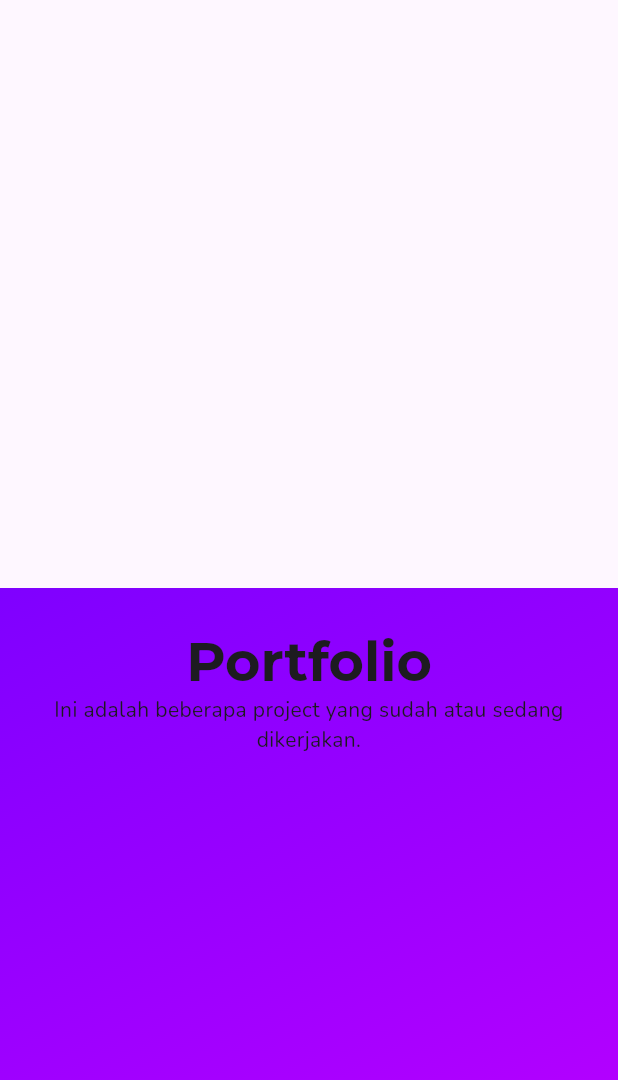
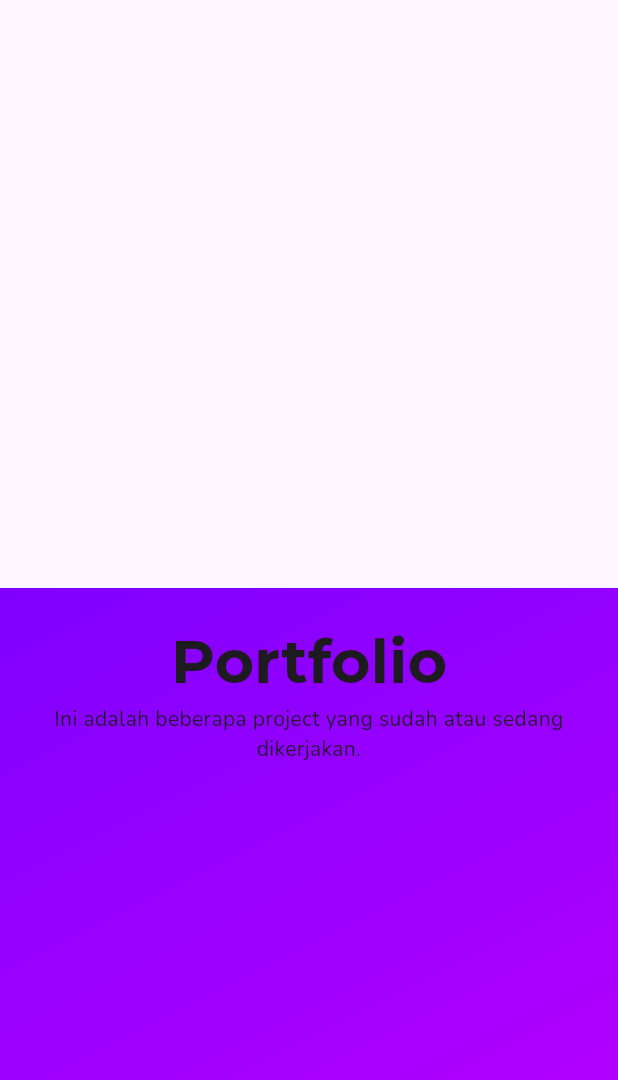
Before and after one commit to Mufiidz/mufiidz.github.io, a Flutter app: the screen it shows after launch, scrolled down 1152 dp, on a phone screen of 412 x 824 dp, the part 156-1236 px from its top. Run offline on Flutter 3.47's test engine with Material 2 defaults, Android fonts, the light colour scheme and no system bars; our stand-ins replace auto_route, cloud_firestore, dio, equatable, firebase_core, flutter_bloc and 5 more; missing offline and left inert: flutter_improved_scrolling; accounts and stored records are empty; generated files the repository leaves out were written again; network calls fail.

Commit message:
fix font in some devices

```diff
--- a/lib/main.dart
+++ b/lib/main.dart
@@ -12,7 +12,6 @@ import 'bloc/theme_mode_bloc.dart';
 import 'di/main_module.dart';
 
 void main() async {
-  FirebaseConfig.setupFirebase();
   WidgetsFlutterBinding.ensureInitialized();
   await Firebase.initializeApp(options: FirebaseConfig.options);
   setUrlStrategy(PathUrlStrategy());
--- a/lib/res/assets.dart
+++ b/lib/res/assets.dart
@@ -1,5 +1,5 @@
 class Assets {
   Assets._();
 
-  static String logo = 'logo.png';
+  static String logo = 'assets/logo.png';
 }
--- a/lib/route/app_route.dart
+++ b/lib/route/app_route.dart
@@ -2,7 +2,6 @@ import 'package:flutter/material.dart';
 import 'package:auto_route/auto_route.dart';
 import 'package:myporto/screens/home/home_screen.dart';
 import 'package:myporto/screens/links/links_screen.dart';
-import 'package:myporto/screens/unknown_screen.dart';
 
 part 'app_route.gr.dart';
 
@@ -10,7 +9,6 @@ part 'app_route.gr.dart';
   AutoRoute(page: HomeScreen, initial: true),
   AutoRoute(path: LinksScreen.name, page: LinksScreen, fullMatch: true),
   RedirectRoute(path: '/link', redirectTo: LinksScreen.name),
-  AutoRoute(path: '/*', page: UnknownScreen),
 ])
 class AppRoute extends _$AppRoute {
   AppRoute._();
--- a/lib/screens/about/components/image_profile_widget.dart
+++ b/lib/screens/about/components/image_profile_widget.dart
@@ -8,7 +8,7 @@ class ImageProfileWidget extends StatelessWidget {
   Widget build(BuildContext context) {
     return FractionallySizedBox(
       alignment: Alignment.centerRight,
-      widthFactor: 0.6,
+      widthFactor: 0.65,
       child: Card(
         elevation: 10,
         shape: RoundedRectangleBorder(borderRadius: BorderRadius.circular(6)),
--- a/lib/screens/contact/contact_desktop_section.dart
+++ b/lib/screens/contact/contact_desktop_section.dart
@@ -57,7 +57,7 @@ class ContactDesktopSection extends StatelessWidget {
   _sendEmail() {
     final Uri emailLaunchUri = Uri(
       scheme: 'mailto',
-      path: 'mofedz@pm.me',
+      path: 'pm@mufidz.my.id',
       query: encodeQueryParameters(<String, String>{
         'subject': 'Hello Rifqi Mufidianto ( Mufidz )',
         'body': 'Hello Rifqi! (write message here)'
--- a/lib/screens/home/component/button_text.dart
+++ b/lib/screens/home/component/button_text.dart
@@ -1,4 +1,5 @@
 import 'package:flutter/material.dart';
+import 'package:google_fonts/google_fonts.dart';
 
 class ButtonText extends StatelessWidget {
   final String text;
@@ -32,7 +33,7 @@ class ButtonText extends StatelessWidget {
           child: Text(
             text,
             textScaleFactor: 1,
-            style: const TextStyle(
+            style: GoogleFonts.nunito(
               fontSize: 16,
               fontWeight: FontWeight.w600,
             ),
--- a/lib/screens/portfolio/component/item_portfolio.dart
+++ b/lib/screens/portfolio/component/item_portfolio.dart
@@ -47,7 +47,6 @@ class _ItemPortfolioState extends State<ItemPortfolio> {
                     maxLines: 1,
                     overflow: TextOverflow.ellipsis,
                     style: GoogleFonts.nunito(
-                        textStyle: context.textTheme.headlineMedium,
                         fontSize: widget.sizeTitle,
                         fontWeight: FontWeight.w800),
                   ),
--- a/lib/screens/portfolio/portfolio_mobile_section.dart
+++ b/lib/screens/portfolio/portfolio_mobile_section.dart
@@ -52,7 +52,7 @@ class PortfolioMobileSection extends StatelessWidget {
                         crossAxisCount: 2,
                         childAspectRatio: context.mediaSize.width /
                             context.mediaSize.height /
-                            (context.mediaSize.width >= 300 ? 0.4 : 0.3),
+                            (context.mediaSize.width >= 400 ? 0.4 : 0.3),
                         crossAxisSpacing: 10,
                         mainAxisSpacing: 3,
                         children:
--- a/lib/widget/title_section_widget.dart
+++ b/lib/widget/title_section_widget.dart
@@ -1,21 +1,18 @@
 import 'package:flutter/material.dart';
 import 'package:google_fonts/google_fonts.dart';
-import 'package:myporto/utils/utils_export.dart';
 
 class TitleSectionWidget extends StatelessWidget {
   final String title;
   final Color? color;
-  const TitleSectionWidget({Key? key, required this.title, this.color}) : super(key: key);
+  const TitleSectionWidget({Key? key, required this.title, this.color})
+      : super(key: key);
 
   @override
   Widget build(BuildContext context) {
     return Text(
       title,
-      textScaleFactor: 1,
       style: GoogleFonts.montserrat(
-          textStyle: context.textTheme.displaySmall,
-          fontWeight: FontWeight.bold,
-          color: color),
+          fontSize: 40, fontWeight: FontWeight.bold, color: color),
     );
   }
 }
```
Also changed, not shown: lib/screens/unknown_screen.dart (deleted, +0 -67 lines).
